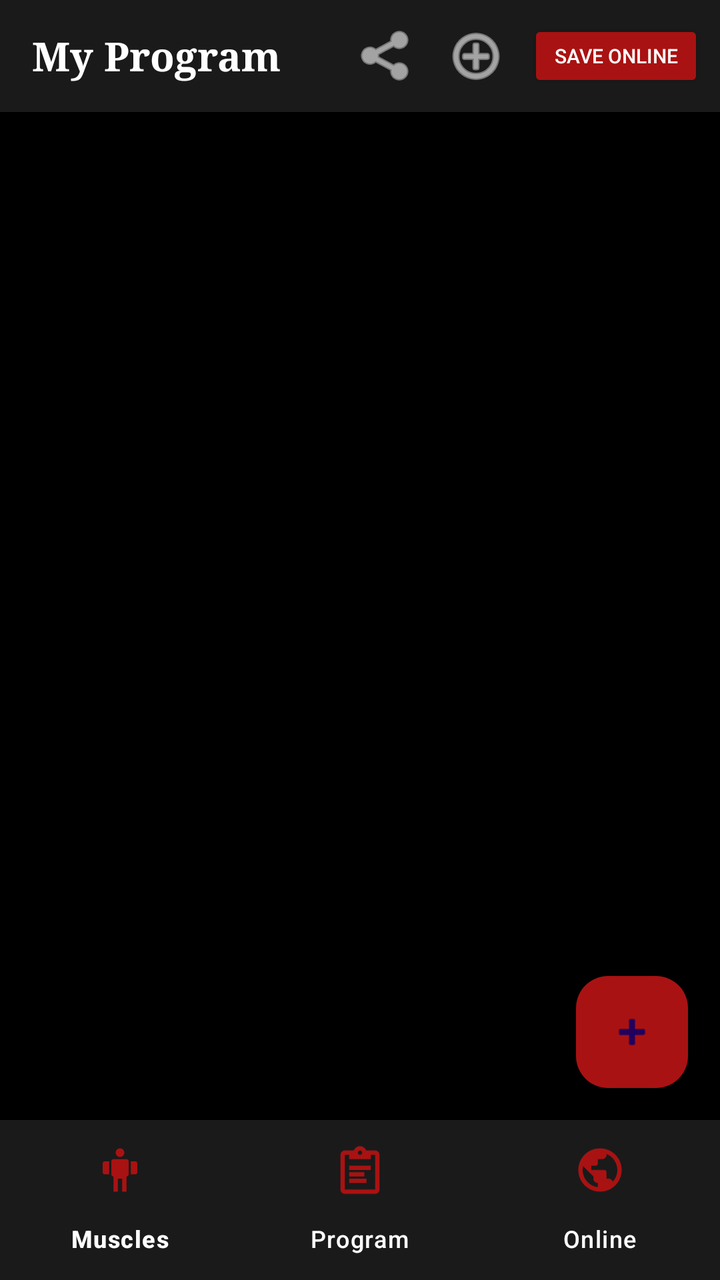
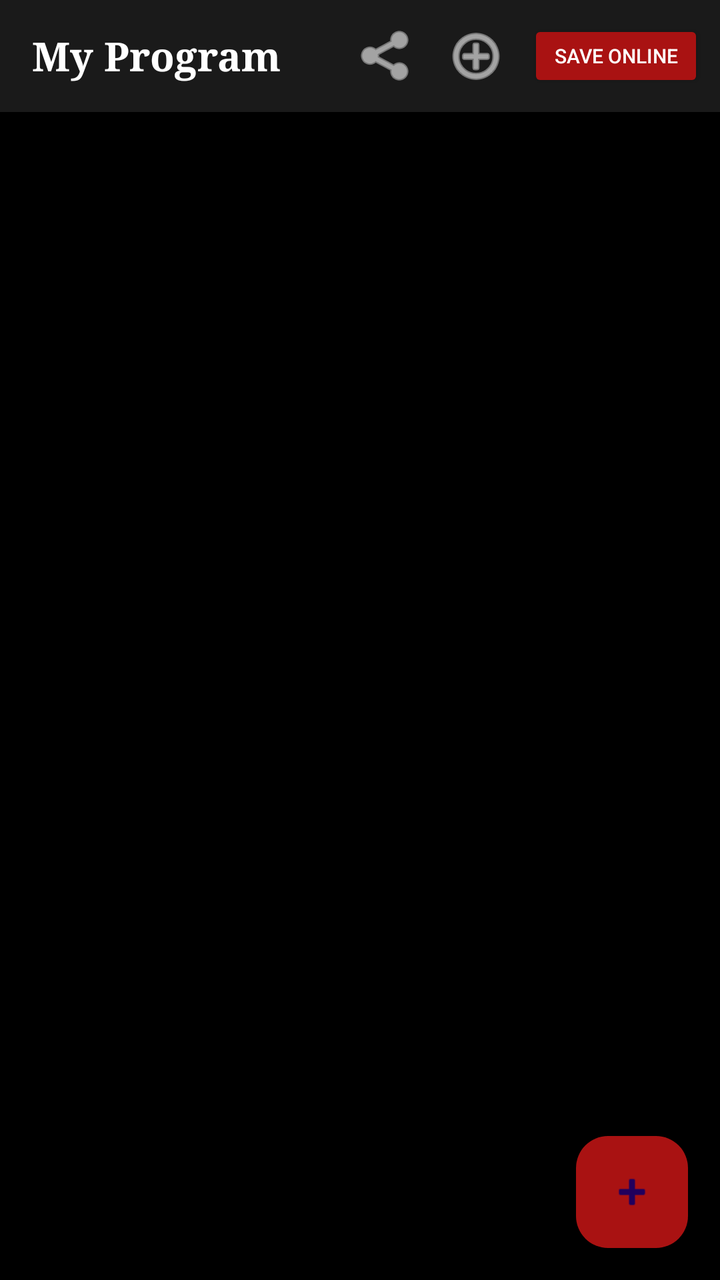

The first picture is an Android layout as it rendered before a commit; the second is the same layout after the commit. The layout source and the unified diff follow.
<!-- AndroidManifest.xml: application theme Theme.MuscleApp -->
<!-- res/layout/fragment_program.xml -->
<?xml version="1.0" encoding="utf-8"?>
<androidx.constraintlayout.widget.ConstraintLayout
    xmlns:android="http://schemas.android.com/apk/res/android"
    xmlns:app="http://schemas.android.com/apk/res-auto"
    xmlns:tools="http://schemas.android.com/tools"
    android:id="@+id/main"
    android:layout_width="match_parent"
    android:layout_height="match_parent"
    android:background="@color/black"
    tools:context=".GymProgramActivity">

    <LinearLayout
        android:id="@+id/top_bar"
        android:layout_width="0dp"
        android:layout_height="56dp"
        android:orientation="horizontal"
        android:gravity="center_vertical"
        android:paddingStart="16dp"
        android:paddingEnd="8dp"
        android:background="#1A1A1A"
        app:layout_constraintTop_toTopOf="parent"
        app:layout_constraintStart_toStartOf="parent"
        app:layout_constraintEnd_toEndOf="parent">

        <TextView
            android:layout_width="0dp"
            android:layout_height="wrap_content"
            android:layout_weight="1"
            android:text="My Program"
            android:textColor="@color/white"
            android:textSize="20sp"
            android:textStyle="bold"
            android:fontFamily="serif" />

        <ImageButton
            android:id="@+id/btn_share_program"
            android:layout_width="44dp"
            android:layout_height="44dp"
            android:background="?attr/selectableItemBackgroundBorderless"
            android:src="@android:drawable/ic_menu_share"
            android:contentDescription="Share Program"
            app:tint="@color/white" />

        <ImageButton
            android:id="@+id/btn_import_program"
            android:layout_width="44dp"
            android:layout_height="44dp"
            android:background="?attr/selectableItemBackgroundBorderless"
            android:src="@android:drawable/ic_menu_add"
            android:contentDescription="Import Program"
            app:tint="@color/white" />

        <Button
            android:id="@+id/btn_save_online"
            android:layout_width="wrap_content"
            android:layout_height="36dp"
            android:text="Save Online"
            android:textSize="10sp"
            app:backgroundTint="@color/red"
            android:textColor="@color/white"
            android:layout_marginStart="4dp"/>

    </LinearLayout>

    <androidx.recyclerview.widget.RecyclerView
        android:id="@+id/plan_recycler_view"
        android:layout_width="0dp"
        android:layout_height="0dp"
        android:clipToPadding="false"
        android:paddingBottom="80dp"
        app:layout_constraintTop_toBottomOf="@+id/top_bar"
        app:layout_constraintBottom_toTopOf="@+id/bottom_nav"
        app:layout_constraintStart_toStartOf="parent"
        app:layout_constraintEnd_toEndOf="parent" />

    <TextView
        android:id="@+id/plan_empty_text"
        android:layout_width="wrap_content"
        android:layout_height="wrap_content"
        android:text="No exercises yet.\nTap + to add one."
        android:textColor="@android:color/darker_gray"
        android:textSize="16sp"
        android:fontFamily="serif"
        android:gravity="center"
        android:visibility="gone"
        app:layout_constraintTop_toBottomOf="@+id/top_bar"
        app:layout_constraintBottom_toTopOf="@+id/bottom_nav"
        app:layout_constraintStart_toStartOf="parent"
        app:layout_constraintEnd_toEndOf="parent" />

    <com.google.android.material.floatingactionbutton.FloatingActionButton
        android:id="@+id/fab_add_exercise"
        android:layout_width="wrap_content"
        android:layout_height="wrap_content"
        android:layout_marginEnd="16dp"
        android:layout_marginBottom="16dp"
        android:src="@android:drawable/ic_input_add"
        android:tint="@color/white"
        android:contentDescription="Add Exercise"
        app:backgroundTint="@color/red"
        app:layout_constraintEnd_toEndOf="parent"
        app:layout_constraintBottom_toTopOf="@+id/bottom_nav" />

    <com.google.android.material.bottomnavigation.BottomNavigationView
        android:id="@+id/bottom_nav"
        android:layout_width="0dp"
        android:layout_height="wrap_content"
        android:background="#1A1A1A"
        app:itemIconTint="@color/red"
        app:itemTextColor="@color/white"
        app:itemIconSize="26dp"
        app:labelVisibilityMode="labeled"
        app:menu="@menu/bottom_nav_menu"
        app:layout_constraintBottom_toBottomOf="parent"
        app:layout_constraintStart_toStartOf="parent"
        app:layout_constraintEnd_toEndOf="parent" />

</androidx.constraintlayout.widget.ConstraintLayout>
<!-- resources referenced by this layout -->
<resources>
  <color name="black">#FF000000</color>
  <color name="red">#A91212</color>
  <color name="white">#FFFFFFFF</color>
  <style name="Theme.MuscleApp" parent="Base.Theme.MuscleApp" />
  <style name="Base.Theme.MuscleApp" parent="Theme.Material3.Light.NoActionBar">
          
          
      </style>
</resources>

<!-- the commit's change to res/layout/fragment_program.xml (unified diff, before → after) -->
@@ -6,8 +6,7 @@
     android:id="@+id/main"
     android:layout_width="match_parent"
     android:layout_height="match_parent"
-    android:background="@color/black"
-    tools:context=".GymProgramActivity">
+    android:background="@color/black">
 
     <LinearLayout
         android:id="@+id/top_bar"
@@ -69,7 +68,7 @@
         android:clipToPadding="false"
         android:paddingBottom="80dp"
         app:layout_constraintTop_toBottomOf="@+id/top_bar"
-        app:layout_constraintBottom_toTopOf="@+id/bottom_nav"
+        app:layout_constraintBottom_toBottomOf="parent"
         app:layout_constraintStart_toStartOf="parent"
         app:layout_constraintEnd_toEndOf="parent" />
 
@@ -84,7 +83,7 @@
         android:gravity="center"
         android:visibility="gone"
         app:layout_constraintTop_toBottomOf="@+id/top_bar"
-        app:layout_constraintBottom_toTopOf="@+id/bottom_nav"
+        app:layout_constraintBottom_toBottomOf="parent"
         app:layout_constraintStart_toStartOf="parent"
         app:layout_constraintEnd_toEndOf="parent" />
 
@@ -99,20 +98,6 @@
         android:contentDescription="Add Exercise"
         app:backgroundTint="@color/red"
         app:layout_constraintEnd_toEndOf="parent"
-        app:layout_constraintBottom_toTopOf="@+id/bottom_nav" />
-
-    <com.google.android.material.bottomnavigation.BottomNavigationView
-        android:id="@+id/bottom_nav"
-        android:layout_width="0dp"
-        android:layout_height="wrap_content"
-        android:background="#1A1A1A"
-        app:itemIconTint="@color/red"
-        app:itemTextColor="@color/white"
-        app:itemIconSize="26dp"
-        app:labelVisibilityMode="labeled"
-        app:menu="@menu/bottom_nav_menu"
-        app:layout_constraintBottom_toBottomOf="parent"
-        app:layout_constraintStart_toStartOf="parent"
-        app:layout_constraintEnd_toEndOf="parent" />
+        app:layout_constraintBottom_toBottomOf="parent" />
 
 </androidx.constraintlayout.widget.ConstraintLayout>
